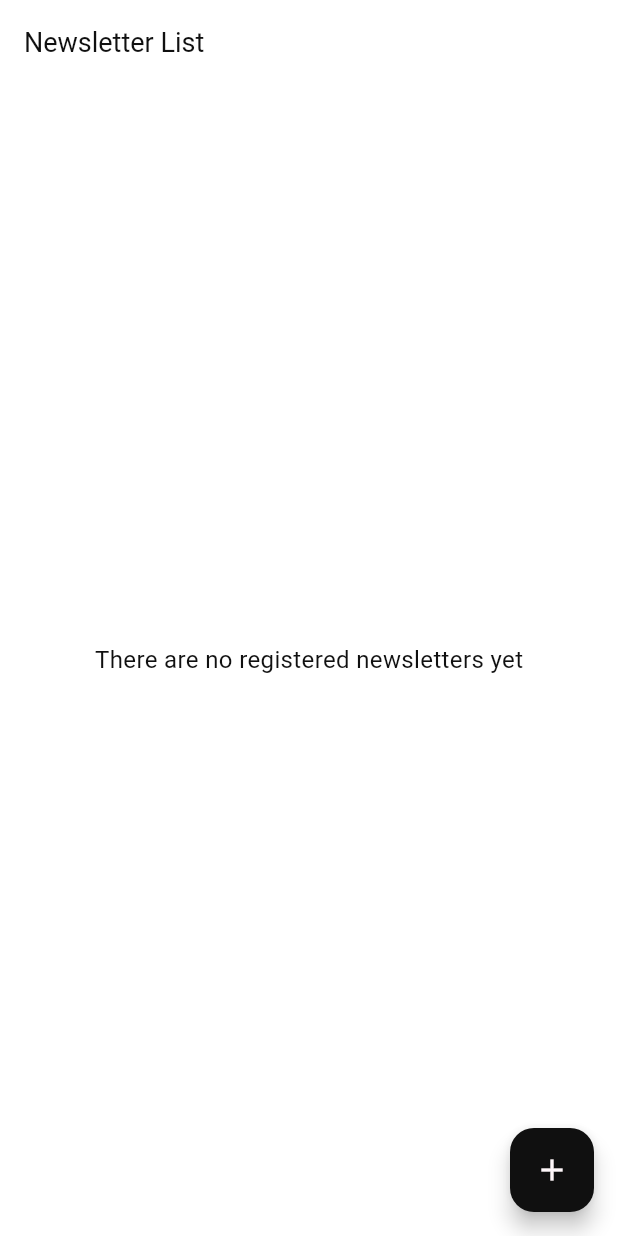
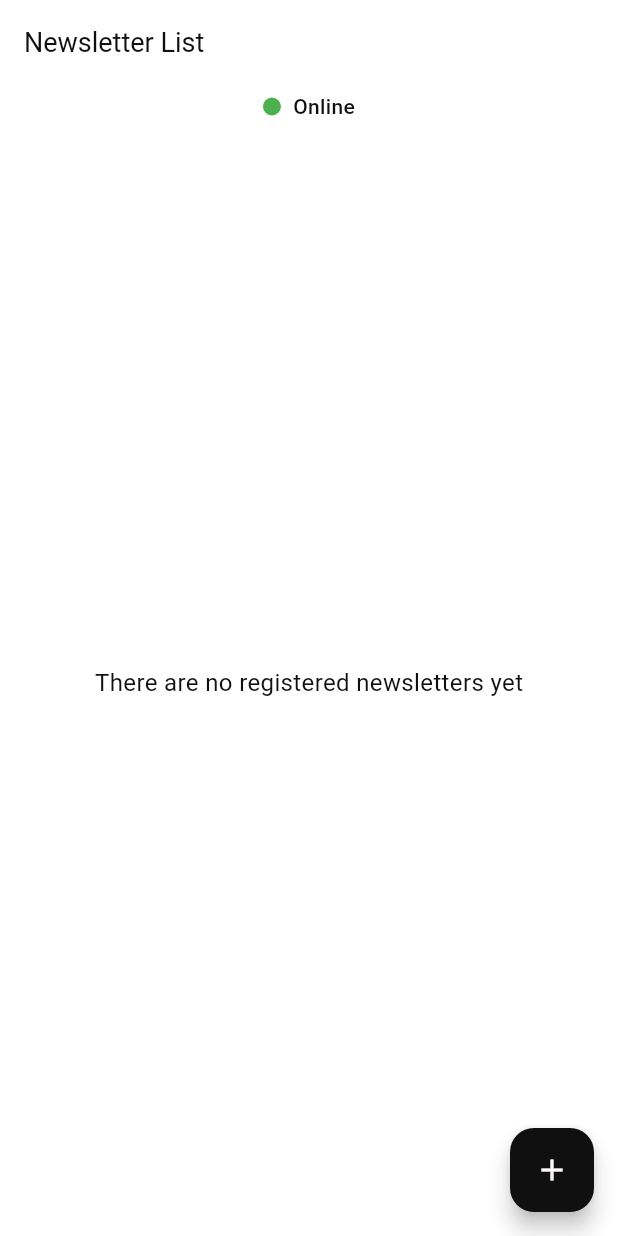
Before and after one commit to mamodo123/newsletter_flutter, a Flutter app: the screen it shows after launch, on a phone screen of 412 x 824 dp. Run offline on Flutter 3.47's test engine with Material 3 defaults, Android fonts, the phone set to English and light mode, and no system bars; our stand-ins replace cloud_firestore, cloud_functions, firebase_core, firebase_messaging, get, internet_connection_checker_plus and 2 more; accounts and stored records are empty.

Commit message:
Created connection state widget and organized presentation files

```diff
--- a/lib/src/core/config/dependencies.dart
+++ b/lib/src/core/config/dependencies.dart
@@ -16,7 +16,10 @@ import '../../data/services/newsletter/remote/newsletter_service_firebase.dart';
 import 'databases/sqlite_config.dart';
 
 // Shared Dependencies
-void _sharedDependencies() {}
+void _sharedDependencies() {
+  Get.lazyPut<bool>(
+      () => Get.find<NewsletterRepository>() is NewsletterRepositoryHybrid);
+}
 
 // Bindings for Hybrid Providers
 class HybridBindings extends Bindings {
@@ -37,9 +40,6 @@ class HybridBindings extends Bindings {
           newsletterServiceRemote: Get.find(),
         ));
 
-    // Shared Use Cases
-    _sharedDependencies();
-
     Get.lazyPut<NewsletterCreateUseCase>(() => NewsletterCreateUseCaseRemote(
         newsletterRepository:
             Get.find<NewsletterRepository>() as NewsletterRepositoryRemote));
@@ -49,6 +49,9 @@ class HybridBindings extends Bindings {
           newsletterRepository:
               Get.find<NewsletterRepository>() as NewsletterRepositoryHybrid,
         ));
+
+    // Shared Use Cases
+    _sharedDependencies();
   }
 }
 
@@ -67,11 +70,11 @@ class LocalBindings extends Bindings {
           newsletterServiceLocal: Get.find(),
         ));
 
+    Get.lazyPut<NewsletterCreateUseCase>(
+        () => NewsletterCreateUseCase(newsletterRepository: Get.find()));
+
     // Shared Use Cases
     _sharedDependencies();
-
-    Get.lazyPut<NewsletterCreateUseCase>(
-        () => NewsletterCreateUseCase(newsletterRepository: Get.find()));
   }
 }
 
@@ -88,11 +91,11 @@ class RemoteBindings extends Bindings {
           newsletterServiceRemote: Get.find(),
         ));
 
-    // Shared Use Cases
-    _sharedDependencies();
-
     Get.lazyPut<NewsletterCreateUseCase>(() => NewsletterCreateUseCaseRemote(
         newsletterRepository:
             Get.find<NewsletterRepository>() as NewsletterRepositoryRemote));
+
+    // Shared Use Cases
+    _sharedDependencies();
   }
 }
--- a/lib/src/core/routing/router.dart
+++ b/lib/src/core/routing/router.dart
@@ -18,11 +18,13 @@ List<GetPage> appRoutes = [
           newsletterRepository: Get.find(),
         ),
       );
-      Get.put(
-        NewsletterInternetViewModel(
-          newsletterSyncUseCase: Get.find(),
-        ),
-      );
+      if (Get.find<bool>()) {
+        Get.put(
+          NewsletterInternetViewModel(
+            newsletterSyncUseCase: Get.find(),
+          ),
+        );
+      }
     }),
     children: [
       GetPage(
--- a/lib/src/presentation/newsletter/screens/newsletter_list_screen.dart
+++ b/lib/src/presentation/newsletter/screens/newsletter_list_screen.dart
@@ -1,9 +1,12 @@
 import 'package:flutter/material.dart';
 import 'package:get/get.dart';
+import 'package:newsletter/src/presentation/newsletter/view_models/newsletter_internet_view_model.dart';
 import 'package:newsletter/src/presentation/newsletter/view_models/newsletter_view_model.dart';
 import 'package:newsletter/src/presentation/widgets/scaffold.dart';
 
 import '../../../core/routing/routes.dart';
+import '../../widgets/connection_state.dart';
+import '../../widgets/newsletter_list_widget.dart';
 
 class NewsletterListScreen extends StatelessWidget {
   const NewsletterListScreen({super.key});
@@ -12,43 +15,41 @@ class NewsletterListScreen extends StatelessWidget {
   Widget build(BuildContext context) {
     return MyScaffold(
       title: 'Newsletter List',
-      body: GetBuilder<NewsletterViewModel>(
+      body: Builder(builder: (context) {
+        final isHybrid = Get.find<bool>();
+        return Column(
+          children: [
+            if (isHybrid)
+              GetBuilder<NewsletterInternetViewModel>(
+                  builder: (internetController) {
+                return Obx(() => ConnectionStateWidget(
+                      connectionState: internetController.connectionState.value,
+                    ));
+              }),
+            Expanded(
+              child: GetBuilder<NewsletterViewModel>(
                 builder: (controller) {
                   return Obx(
                     () {
-              if (controller.newsletters.isEmpty) {
-                return const Center(
-                  child: Text('There are no registered newsletters yet'),
-                );
-              }
-              return ListView.builder(
-                itemCount: controller.newsletters.length,
-                itemBuilder: (context, index) {
-                  var newsletter = controller.newsletters[index];
-                  return Card(
-                    margin: const EdgeInsets.all(8.0),
-                    elevation: 4.0,
-                    child: ListTile(
-                      title: Text(newsletter.title),
-                      subtitle: Text(newsletter.summary),
-                      onTap: () {
-                        Get.toNamed(Routes.seeNewsletter,
-                            arguments: newsletter);
-                      },
-                    ),
-                  );
-                },
+                      return NewsletterListWidget(
+                        newsletterList: controller.newsletters,
                       );
                     },
                   );
                 },
               ),
+            ),
+          ],
+        );
+      }),
       floatingActionButton: FloatingActionButton(
-        onPressed: () async {
-          await Get.toNamed(Routes.createNewsletter);
-        },
+        onPressed: _goToCreateNewsletterScreen,
         child: const Icon(Icons.add),
       ),
     );
   }
+
+  Future<void> _goToCreateNewsletterScreen() async {
+    await Get.toNamed(Routes.createNewsletter);
   }
+}
--- a/lib/src/presentation/newsletter/view_models/newsletter_internet_view_model.dart
+++ b/lib/src/presentation/newsletter/view_models/newsletter_internet_view_model.dart
@@ -2,24 +2,24 @@ import 'package:get/get.dart';
 import 'package:internet_connection_checker_plus/internet_connection_checker_plus.dart';
 import 'package:newsletter/src/domain/use_cases/newsletter/newsletter_sync_use_case.dart';
 
-enum ConnectionState { offline, online, synchronizing }
+enum ConnectionStateEnum { offline, online, synchronizing }
 
 class NewsletterInternetViewModel extends GetxController {
   final NewsletterSyncUseCase newsletterSyncUseCase;
 
-  final connectionState = ConnectionState.offline.obs;
+  final connectionState = ConnectionStateEnum.offline.obs;
 
   NewsletterInternetViewModel({required this.newsletterSyncUseCase}) {
     InternetConnection().onStatusChange.listen((event) async {
       switch (event) {
         case InternetStatus.connected:
-          connectionState.value = ConnectionState.synchronizing;
+          connectionState.value = ConnectionStateEnum.synchronizing;
           await newsletterSyncUseCase.onConnect();
-          connectionState.value = ConnectionState.online;
+          connectionState.value = ConnectionStateEnum.online;
           break;
         case InternetStatus.disconnected:
           newsletterSyncUseCase.onDisconnect();
-          connectionState.value = ConnectionState.offline;
+          connectionState.value = ConnectionStateEnum.offline;
           break;
       }
     });
--- /dev/null
+++ b/lib/src/presentation/widgets/connection_state.dart
@@ -0,0 +1,54 @@
+import 'package:flutter/material.dart';
+import 'package:newsletter/src/presentation/newsletter/view_models/newsletter_internet_view_model.dart';
+
+class ConnectionStateWidget extends StatelessWidget {
+  final ConnectionStateEnum connectionState;
+
+  const ConnectionStateWidget({super.key, required this.connectionState});
+
+  @override
+  Widget build(BuildContext context) {
+    final Map<ConnectionStateEnum, Map<String, dynamic>> stateMap = {
+      ConnectionStateEnum.online: {
+        'color': Colors.green,
+        'label': 'Online',
+      },
+      ConnectionStateEnum.offline: {
+        'color': Colors.red,
+        'label': 'Offline',
+      },
+      ConnectionStateEnum.synchronizing: {
+        'color': Colors.yellow,
+        'label': 'Synchronizing',
+      },
+    };
+
+    final color = stateMap[connectionState]?['color'] as Color;
+    final label = stateMap[connectionState]?['label'] as String;
+
+    return Padding(
+      padding: const EdgeInsets.symmetric(vertical: 5),
+      child: Row(
+        mainAxisSize: MainAxisSize.min,
+        children: [
+          Container(
+            width: 12,
+            height: 12,
+            decoration: BoxDecoration(
+              shape: BoxShape.circle,
+              color: color,
+            ),
+          ),
+          const SizedBox(width: 8), // Spacing between the circle and text
+          Text(
+            label,
+            style: TextStyle(
+              fontSize: 14,
+              fontWeight: FontWeight.w500,
+            ),
+          ),
+        ],
+      ),
+    );
+  }
+}
--- /dev/null
+++ b/lib/src/presentation/widgets/newsletter_list_widget.dart
@@ -0,0 +1,39 @@
+import 'package:flutter/material.dart';
+import 'package:get/get.dart';
+import 'package:newsletter/src/domain/entities/newsletter.dart';
+
+import '../../core/routing/routes.dart';
+
+class NewsletterListWidget extends StatelessWidget {
+  final List<Newsletter> newsletterList;
+
+  const NewsletterListWidget({super.key, required this.newsletterList});
+
+  @override
+  Widget build(BuildContext context) {
+    if (newsletterList.isEmpty) {
+      return const Center(
+        child: Text('There are no registered newsletters yet'),
+      );
+    }
+    return ListView.builder(
+      itemCount: newsletterList.length,
+      itemBuilder: (context, index) {
+        var newsletter = newsletterList[index];
+        return Card(
+          margin: const EdgeInsets.all(8.0),
+          elevation: 4.0,
+          child: ListTile(
+            title: Text(newsletter.title),
+            subtitle: Text(newsletter.summary),
+            onTap: () => _seeNewsletter(newsletter),
+          ),
+        );
+      },
+    );
+  }
+
+  Future<void> _seeNewsletter(Newsletter newsletter) async {
+    await Get.toNamed(Routes.seeNewsletter, arguments: newsletter);
+  }
+}
```
Also changed, not shown: 1 other file. Lines whose indentation alone changed are shown as unchanged.
